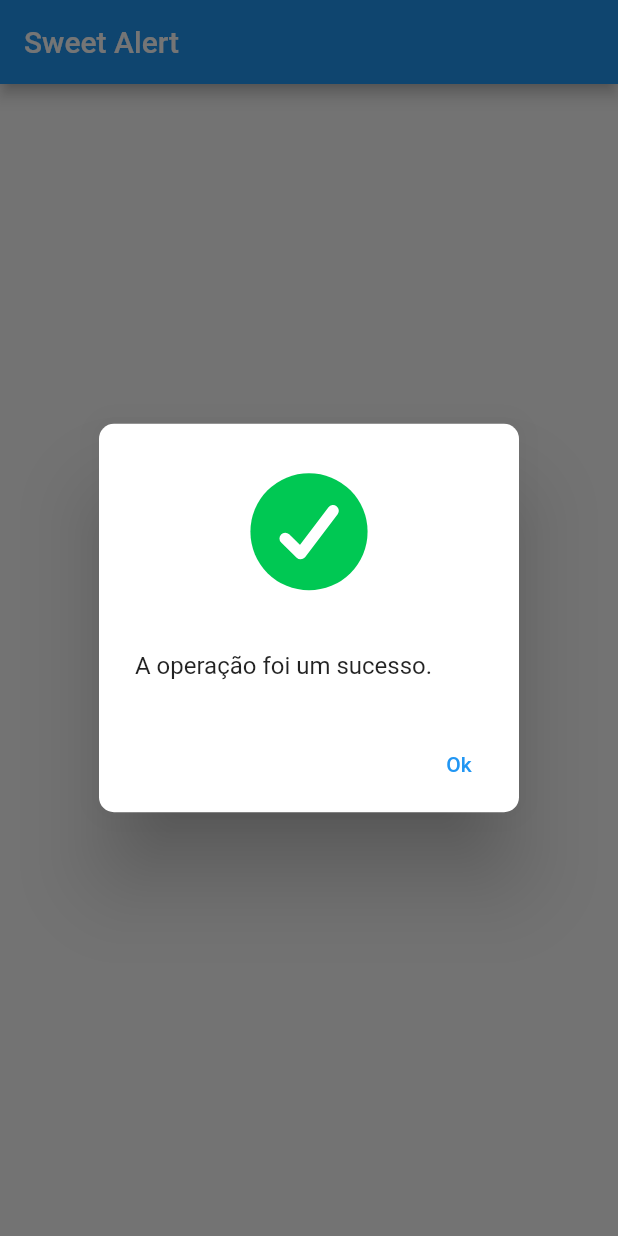
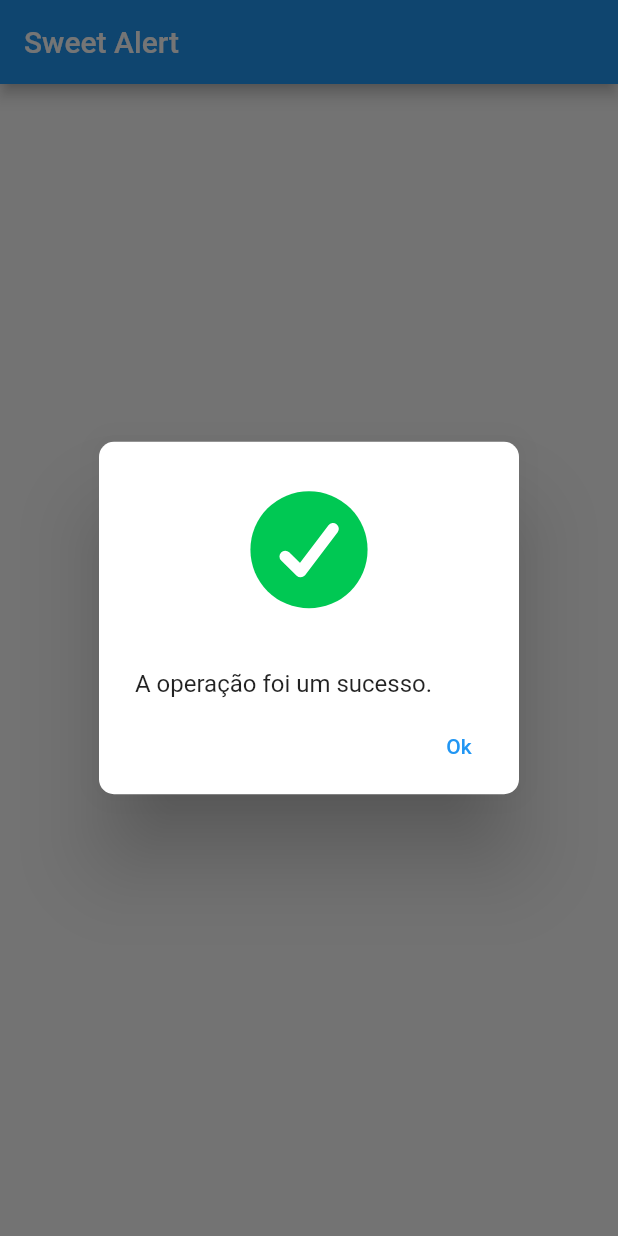
Before and after one commit to collbreno/flutter-extract, a Flutter app: the SweetAlertDemo screen opened directly, after a tap on "Success", on a phone screen of 412 x 824 dp. Run offline on Flutter 3.47's test engine with Material 2 defaults, Android fonts, the phone set to English and light mode, and no system bars; our stand-ins replace animated_theme_switcher, built_collection, built_value, dartz, equatable, lottie and 1 more; generated files the repository leaves out were written again.

Commit message:
Changing content padding sweet alert

```diff
--- a/ui/lib/common/sweet_alert.dart
+++ b/ui/lib/common/sweet_alert.dart
@@ -41,6 +41,7 @@ class _SweetAlertState extends State<SweetAlert> {
     return AlertDialog(
       titlePadding: EdgeInsets.only(top: 12),
       actions: widget.actions,
+      contentPadding: const EdgeInsets.fromLTRB(24.0, 20.0, 24.0, 0.0),
       title: Column(
         children: [
           Lottie.asset(
```
